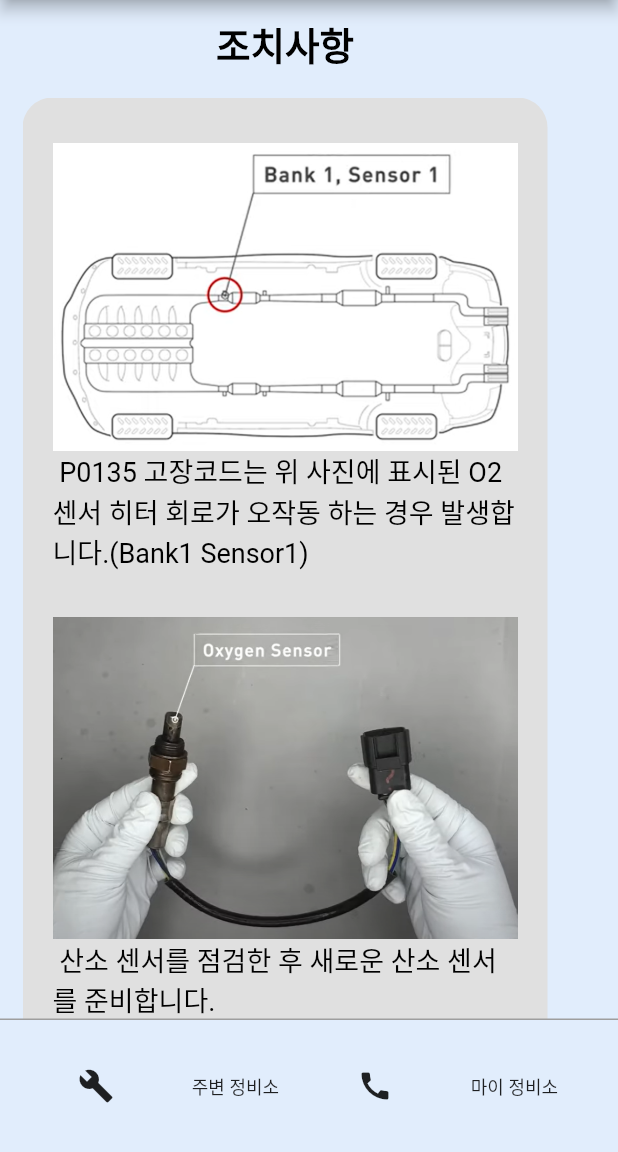
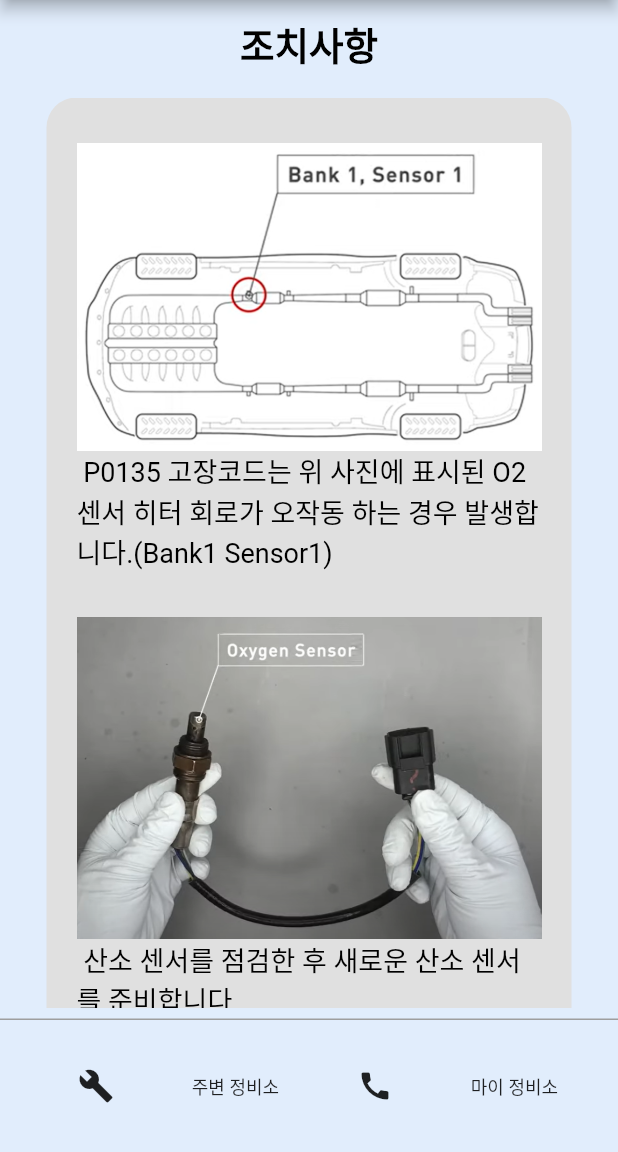
Before and after one commit to Safe-Drive-Save-Life/SDSL-App, a Flutter app: the Action3 screen opened directly, on a phone screen of 412 x 824 dp, the part 84-1236 px from its top. Run offline on Flutter 3.47's test engine with Material 2 defaults, Android fonts, the light colour scheme and no system bars; our stand-ins replace firebase_core, firebase_messaging, flutter_local_notifications, get; accounts and stored records are empty.

Commit message:
#24 - 조치사항 화면 가운데 정렬, 밑에 간격 추가

```diff
--- a/SDSL/lib/pages/action/action3.dart
+++ b/SDSL/lib/pages/action/action3.dart
@@ -41,6 +41,7 @@
 
             Expanded(
               child: SingleChildScrollView(
+                child: Center(
                   child: Container(
                     width: 350,
                     padding: EdgeInsets.symmetric(horizontal: 20.0), // 좌우 패딩 맞춤
@@ -88,13 +89,14 @@
                         ),
                         SizedBox(height: 30.0),
 
-                      TextButton(onPressed: () {},
-                        child: Text("주변 정비소가 궁금하다면 클릭!",
-                            style: TextStyle(color: Colors.grey,
-                                fontSize: 15,
-                                decoration: TextDecoration.underline)),
-                      )
+                        // TextButton(onPressed: () {},
+                        //   child: Text("주변 정비소가 궁금하다면 클릭!",
+                        //       style: TextStyle(color: Colors.grey,
+                        //           fontSize: 15,
+                        //           decoration: TextDecoration.underline)),
+                        // )
                       ],
+                    ),
                   ),
                 ),
 
@@ -112,6 +114,7 @@
             )
           )
         ),
+        margin: EdgeInsets.only(top: 7.0), // 위쪽 간격 조절
         child: Padding(
           padding: EdgeInsets.all(20.0),
           child: Row(
```
Lines whose indentation alone changed are shown as unchanged.
